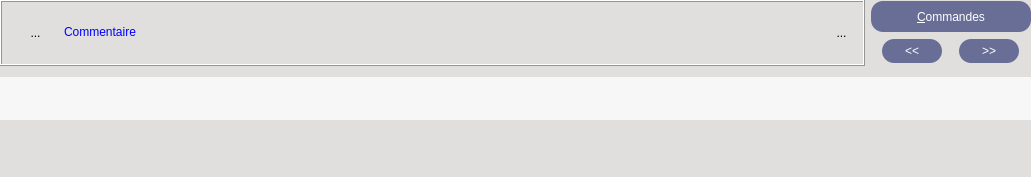
Qt form UiQT5/desWidgetCommentaire.ui (SalomePlatform/eficas_tools) before a commit.
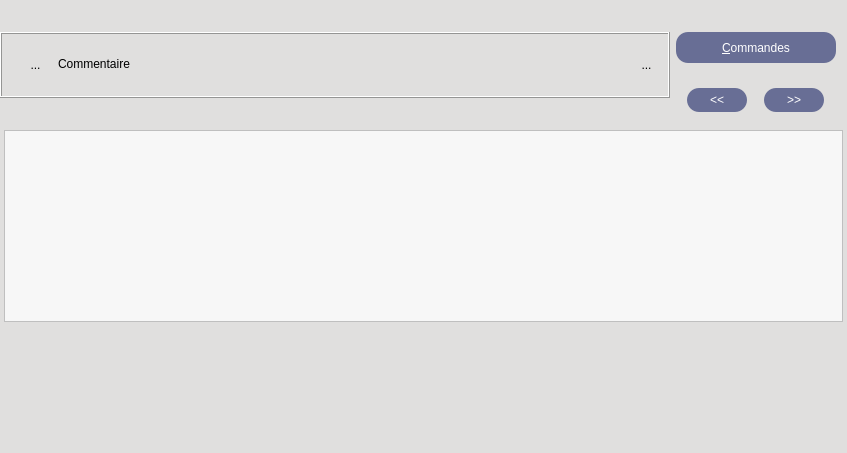
The same form after that commit. Icons and pictures are not drawn. Custom widgets are drawn as their Qt base class.

The edit to the form file:
```diff
--- a/UiQT5/desWidgetCommentaire.ui
+++ b/UiQT5/desWidgetCommentaire.ui
@@ -6,8 +6,8 @@
    <rect>
     <x>0</x>
     <y>0</y>
-    <width>1031</width>
-    <height>177</height>
+    <width>847</width>
+    <height>453</height>
    </rect>
   </property>
   <property name="sizePolicy">
@@ -32,17 +32,73 @@
    <string notr="true">background-color : rgb(224,223,222);
 font : 'times' 9px</string>
   </property>
+  <layout class="QVBoxLayout" name="verticalLayout_2">
+   <property name="spacing">
+    <number>0</number>
+   </property>
+   <property name="leftMargin">
+    <number>0</number>
+   </property>
+   <property name="topMargin">
+    <number>0</number>
+   </property>
+   <property name="rightMargin">
+    <number>0</number>
+   </property>
+   <property name="bottomMargin">
+    <number>0</number>
+   </property>
+   <item>
+    <widget class="QFrame" name="frameAffichage">
+     <property name="sizePolicy">
+      <sizepolicy hsizetype="Preferred" vsizetype="Fixed">
+       <horstretch>0</horstretch>
+       <verstretch>0</verstretch>
+      </sizepolicy>
+     </property>
+     <property name="minimumSize">
+      <size>
+       <width>0</width>
+       <height>130</height>
+      </size>
+     </property>
+     <property name="maximumSize">
+      <size>
+       <width>16777215</width>
+       <height>130</height>
+      </size>
+     </property>
+     <property name="styleSheet">
+      <string notr="true">background-color:rgb(224,223,222)</string>
+     </property>
+     <property name="frameShape">
+      <enum>QFrame::NoFrame</enum>
+     </property>
+     <property name="frameShadow">
+      <enum>QFrame::Raised</enum>
+     </property>
+     <layout class="QHBoxLayout" name="horizontalLayout_7">
+      <property name="spacing">
+       <number>0</number>
+      </property>
+      <property name="leftMargin">
+       <number>0</number>
+      </property>
+      <property name="topMargin">
+       <number>0</number>
+      </property>
+      <property name="bottomMargin">
+       <number>0</number>
+      </property>
+      <item>
+       <layout class="QHBoxLayout" name="horizontalLayout_9">
+        <property name="spacing">
+         <number>6</number>
+        </property>
+        <item>
   <layout class="QVBoxLayout" name="verticalLayout_3">
-   <property name="spacing">
-    <number>0</number>
-   </property>
-   <property name="margin">
-    <number>0</number>
-   </property>
    <item>
-    <layout class="QHBoxLayout" name="horizontalLayout_2">
-     <item>
-      <widget class="QFrame" name="frame_2">
+           <widget class="QFrame" name="frame_4">
        <property name="sizePolicy">
         <sizepolicy hsizetype="Preferred" vsizetype="Fixed">
          <horstretch>0</horstretch>
@@ -55,7 +111,10 @@
        <property name="frameShadow">
         <enum>QFrame::Raised</enum>
        </property>
-       <layout class="QHBoxLayout" name="horizontalLayout">
+            <layout class="QHBoxLayout" name="horizontalLayout_10">
+             <property name="spacing">
+              <number>0</number>
+             </property>
         <item>
          <spacer name="horizontalSpacer_5">
           <property name="orientation">
@@ -144,7 +203,7 @@
            <enum>QFrame::Raised</enum>
           </property>
           <property name="text">
-           <string>&lt;html&gt;&lt;head/&gt;&lt;body&gt;&lt;p&gt;&lt;span style=&quot; color:#0000ff;&quot;&gt;Commentaire&lt;/span&gt;&lt;/p&gt;&lt;/body&gt;&lt;/html&gt;</string>
+                <string>&lt;html&gt;&lt;head/&gt;&lt;body&gt;&lt;p&gt;Commentaire&lt;/p&gt;&lt;/body&gt;&lt;/html&gt;</string>
           </property>
          </widget>
         </item>
@@ -158,12 +217,44 @@
           </property>
           <property name="sizeHint" stdset="0">
            <size>
-            <width>78</width>
+                 <width>2</width>
             <height>40</height>
            </size>
           </property>
          </spacer>
         </item>
+             <item>
+              <spacer name="horizontalSpacer_11">
+               <property name="orientation">
+                <enum>Qt::Horizontal</enum>
+               </property>
+               <property name="sizeType">
+                <enum>QSizePolicy::Ignored</enum>
+               </property>
+               <property name="sizeHint" stdset="0">
+                <size>
+                 <width>2</width>
+                 <height>40</height>
+                </size>
+               </property>
+              </spacer>
+             </item>
+             <item>
+              <spacer name="horizontalSpacer_12">
+               <property name="orientation">
+                <enum>Qt::Horizontal</enum>
+               </property>
+               <property name="sizeType">
+                <enum>QSizePolicy::Fixed</enum>
+               </property>
+               <property name="sizeHint" stdset="0">
+                <size>
+                 <width>13</width>
+                 <height>20</height>
+                </size>
+               </property>
+              </spacer>
+             </item>
         <item>
          <widget class="QToolButton" name="RBPoubelle">
           <property name="minimumSize">
@@ -200,15 +291,18 @@
          </widget>
         </item>
        </layout>
-       <zorder>RBValide</zorder>
-       <zorder>labelNomCommande</zorder>
-       <zorder>horizontalSpacer_3</zorder>
-       <zorder>RBPoubelle</zorder>
-       <zorder>horizontalSpacer_5</zorder>
-      </widget>
-     </item>
+           </widget>
+          </item>
+         </layout>
+        </item>
      <item>
-      <layout class="QVBoxLayout" name="verticalLayout_2">
+         <layout class="QVBoxLayout" name="verticalLayout_6">
+          <property name="spacing">
+           <number>8</number>
+          </property>
+          <property name="topMargin">
+           <number>15</number>
+          </property>
        <item>
         <widget class="QPushButton" name="bCatalogue">
          <property name="sizePolicy">
@@ -247,7 +341,7 @@
         </widget>
        </item>
        <item>
-        <layout class="QHBoxLayout" name="horizontalLayout_3">
+           <layout class="QHBoxLayout" name="horizontalLayout_11">
          <item>
           <widget class="QPushButton" name="bAvant">
            <property name="sizePolicy">
@@ -346,6 +440,9 @@
      </item>
     </layout>
    </item>
+     </layout>
+    </widget>
+   </item>
    <item>
     <widget class="QScrollArea" name="scrollAreaCommandes">
      <property name="minimumSize">
@@ -374,43 +471,31 @@
        <rect>
         <x>0</x>
         <y>0</y>
-        <width>1031</width>
-        <height>110</height>
+        <width>847</width>
+        <height>323</height>
        </rect>
       </property>
       <layout class="QVBoxLayout" name="verticalLayout">
+       <property name="spacing">
+        <number>0</number>
+       </property>
        <property name="leftMargin">
+        <number>4</number>
+       </property>
+       <property name="topMargin">
         <number>0</number>
        </property>
        <property name="rightMargin">
+        <number>4</number>
+       </property>
+       <property name="bottomMargin">
         <number>0</number>
        </property>
        <item>
-        <widget class="QLineEdit" name="commentaireLE">
-         <property name="sizePolicy">
-          <sizepolicy hsizetype="Expanding" vsizetype="Expanding">
-           <horstretch>0</horstretch>
-           <verstretch>0</verstretch>
-          </sizepolicy>
-         </property>
-         <property name="minimumSize">
-          <size>
-           <width>0</width>
-           <height>43</height>
-          </size>
-         </property>
-         <property name="maximumSize">
-          <size>
-           <width>16777215</width>
-           <height>43</height>
-          </size>
-         </property>
+        <widget class="QTextEdit" name="commentaireTE">
          <property name="styleSheet">
           <string notr="true">background : rgb(247,247,247)</string>
          </property>
-         <property name="frame">
-          <bool>false</bool>
-         </property>
         </widget>
        </item>
        <item>
```
Left out of the diff: 29 changed lines with no effect on the pictures. Lines whose indentation alone changed are shown as unchanged.
